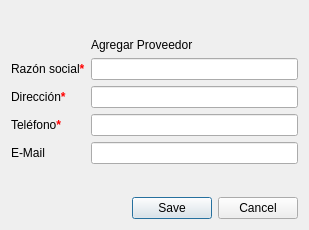
Old version of the form windows/newproveedor.ui in the repository HitomiD/Proyecto-Desarrollo.
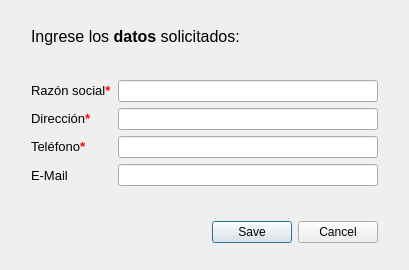
New version of the form.

```diff
--- a/windows/newproveedor.ui
+++ b/windows/newproveedor.ui
@@ -6,8 +6,8 @@
    <rect>
     <x>0</x>
     <y>0</y>
-    <width>309</width>
-    <height>230</height>
+    <width>409</width>
+    <height>270</height>
    </rect>
   </property>
   <property name="windowTitle">
@@ -28,7 +28,43 @@
     </spacer>
    </item>
    <item>
-    <spacer name="verticalSpacer">
+    <layout class="QVBoxLayout" name="verticalLayout_3">
+     <property name="leftMargin">
+      <number>20</number>
+     </property>
+     <property name="rightMargin">
+      <number>20</number>
+     </property>
+     <property name="bottomMargin">
+      <number>0</number>
+     </property>
+     <item>
+      <layout class="QVBoxLayout" name="verticalLayout_2">
+       <property name="bottomMargin">
+        <number>0</number>
+       </property>
+       <item>
+        <widget class="QLabel" name="label_15">
+         <property name="font">
+          <font>
+           <pointsize>12</pointsize>
+          </font>
+         </property>
+         <property name="styleSheet">
+          <string notr="true">display: flex;
+background-color: transparent;
+color: black;
+align-items: center;</string>
+         </property>
+         <property name="text">
+          <string>&lt;html&gt;&lt;head/&gt;&lt;body&gt;&lt;p&gt;Ingrese los &lt;span style=&quot; font-weight:700;&quot;&gt;datos&lt;/span&gt; solicitados:&lt;/p&gt;&lt;/body&gt;&lt;/html&gt;</string>
+         </property>
+        </widget>
+       </item>
+      </layout>
+     </item>
+     <item>
+      <spacer name="verticalSpacer_4">
      <property name="orientation">
       <enum>Qt::Vertical</enum>
      </property>
@@ -44,6 +80,11 @@
     <layout class="QFormLayout" name="formLayout_3">
      <item row="1" column="0">
       <widget class="QLabel" name="label_11">
+         <property name="font">
+          <font>
+           <pointsize>10</pointsize>
+          </font>
+         </property>
        <property name="text">
         <string>&lt;html&gt;&lt;head/&gt;&lt;body&gt;&lt;p&gt;Razón social&lt;span style=&quot; font-weight:700; color:#ff0000;&quot;&gt;*&lt;/span&gt;&lt;/p&gt;&lt;/body&gt;&lt;/html&gt;</string>
        </property>
@@ -54,6 +95,11 @@
      </item>
      <item row="2" column="0">
       <widget class="QLabel" name="label_12">
+         <property name="font">
+          <font>
+           <pointsize>10</pointsize>
+          </font>
+         </property>
        <property name="text">
         <string>&lt;html&gt;&lt;head/&gt;&lt;body&gt;&lt;p&gt;Dirección&lt;span style=&quot; font-weight:700; color:#ff0000;&quot;&gt;*&lt;/span&gt;&lt;/p&gt;&lt;/body&gt;&lt;/html&gt;</string>
        </property>
@@ -64,6 +110,11 @@
      </item>
      <item row="3" column="0">
       <widget class="QLabel" name="label_13">
+         <property name="font">
+          <font>
+           <pointsize>10</pointsize>
+          </font>
+         </property>
        <property name="text">
         <string>&lt;html&gt;&lt;head/&gt;&lt;body&gt;&lt;p&gt;Teléfono&lt;span style=&quot; font-weight:700; color:#ff0000;&quot;&gt;*&lt;/span&gt;&lt;/p&gt;&lt;/body&gt;&lt;/html&gt;</string>
        </property>
@@ -77,6 +128,11 @@
      </item>
      <item row="4" column="0">
       <widget class="QLabel" name="label_14">
+         <property name="font">
+          <font>
+           <pointsize>10</pointsize>
+          </font>
+         </property>
        <property name="styleSheet">
         <string notr="true"/>
        </property>
@@ -85,36 +141,10 @@
        </property>
       </widget>
      </item>
-     <item row="0" column="1">
-      <widget class="QLabel" name="label_15">
-       <property name="styleSheet">
-        <string notr="true">display: flex;
-background-color: transparent;
-color: black;
-align-items: center;</string>
-       </property>
-       <property name="text">
-        <string>Agregar Proveedor</string>
-       </property>
-      </widget>
-     </item>
     </layout>
    </item>
    <item>
-    <spacer name="verticalSpacer_4">
-     <property name="orientation">
-      <enum>Qt::Vertical</enum>
-     </property>
-     <property name="sizeHint" stdset="0">
-      <size>
-       <width>20</width>
-       <height>40</height>
-      </size>
-     </property>
-    </spacer>
-   </item>
-   <item>
-    <spacer name="verticalSpacer_3">
+      <spacer name="verticalSpacer">
      <property name="orientation">
       <enum>Qt::Vertical</enum>
      </property>
@@ -135,6 +165,21 @@
       <set>QDialogButtonBox::Cancel|QDialogButtonBox::Save</set>
      </property>
     </widget>
+     </item>
+    </layout>
+   </item>
+   <item>
+    <spacer name="verticalSpacer_3">
+     <property name="orientation">
+      <enum>Qt::Vertical</enum>
+     </property>
+     <property name="sizeHint" stdset="0">
+      <size>
+       <width>20</width>
+       <height>40</height>
+      </size>
+     </property>
+    </spacer>
    </item>
   </layout>
  </widget>
```
Lines whose indentation alone changed are shown as unchanged.
